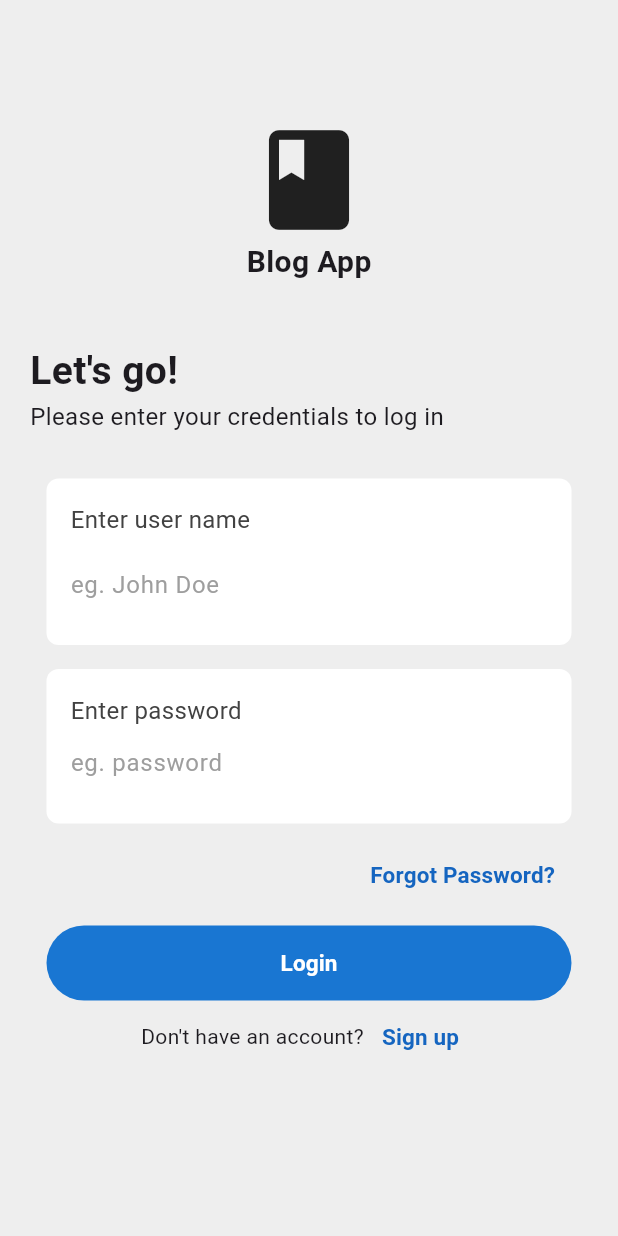
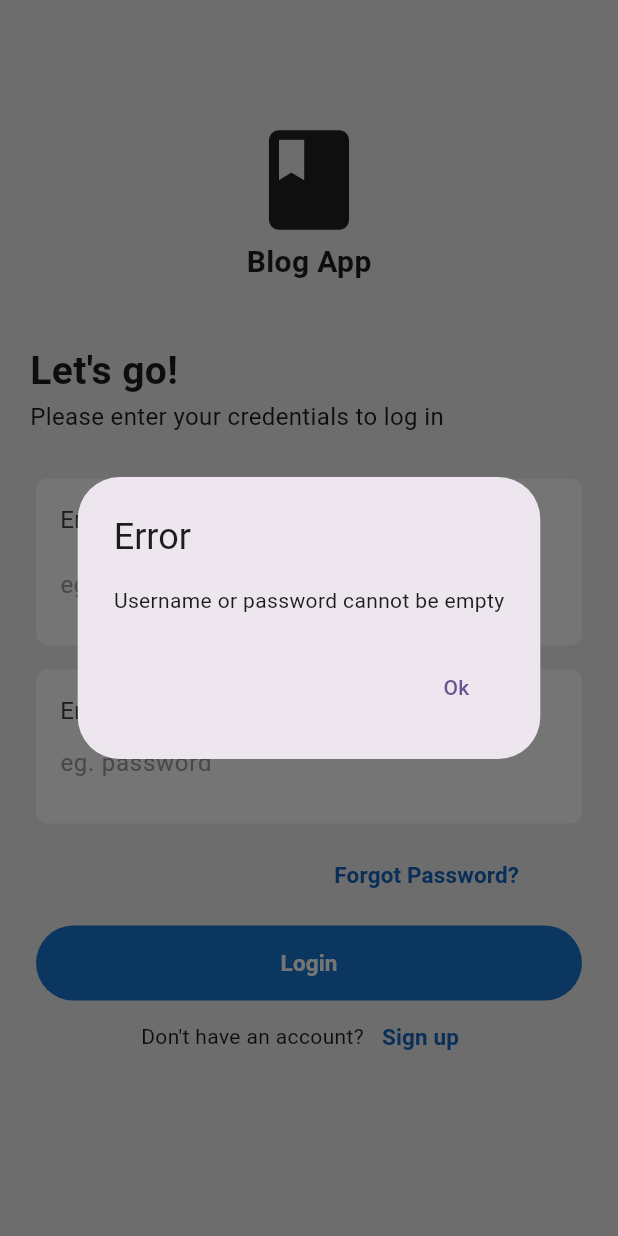
Before and after one commit to Nitika2334/Blog_Application, a Flutter app: the screen it shows after launch, after a tap on "Login", on a phone screen of 412 x 824 dp. Run offline on Flutter 3.47's test engine with Material 3 defaults, Android fonts, the phone set to English and light mode, and no system bars; our stand-ins replace dio, get, go_router.

Commit message:
Added Login and Sign up controllers and models (#4)
* Added Login and Sign Up controllers and models

```diff
--- /dev/null
+++ b/frontend/lib/controllers/loginController.dart
@@ -0,0 +1,98 @@
+import 'package:dio/dio.dart';
+import 'package:flutter/material.dart';
+import 'package:go_router/go_router.dart';
+
+import '../models/user.dart';
+
+class LoginController extends ChangeNotifier {
+  TextEditingController username = TextEditingController();
+  TextEditingController password = TextEditingController();
+
+  String _message = "";
+
+  Future<void> submit(BuildContext context) async {
+    User user = User(username: username.text.trim(), password: password.text.trim());
+
+    bool validateResult = validateUser(user);
+
+    if (validateResult) {
+      bool serverResponse = await authenticateUser(user);
+      if (serverResponse) {
+        print("Success");
+        await showMessage(context: context, title: "Success", message: 'Login Successful');
+        GoRouter.of(context).go('/home');
+      } else {
+        print("Error: Incorrect Username or password");
+        await showMessage(context: context, title: "Error", message: "Incorrect Username or password");
+      }
+    } else {
+      print("Error: $_message");
+      await showMessage(context: context, title: "Error", message: _message);
+    }
+  }
+
+  bool validateUser(User user) {
+    if (user.username?.isEmpty == true || user.password?.isEmpty == true) {
+      _message = "Username or password cannot be empty";
+      return false;
+    }
+    if (user.username.toString().isEmpty) {
+      _message = "Username cannot be empty";
+      return false;
+    }
+
+    if (user.password!.isEmpty) {
+      _message = "Password cannot be empty";
+      return false;
+    }
+
+    if (user.password!.length < 8) {
+      _message = "Password must be at least 8 characters long";
+      return false;
+    }
+
+    return true;
+  }
+
+  Future<bool> authenticateUser(User user) async {
+    Dio dio = Dio();
+    String apiUrl = 'https://dummyjson.com/auth/login';
+
+    try {
+      Map<String, dynamic> requestData = {
+        'username': user.username,
+        'password': user.password,
+      };
+
+      final response = await dio.post(apiUrl, data: requestData);
+
+      if (response.statusCode == 200) {
+        return true;
+      } else {
+        return false;
+      }
+    } catch (e) {
+      return false;
+    }
+  }
+
+  Future<void> showMessage({required BuildContext context, required String title, required String message}) async {
+    showDialog(
+      context: context,
+      builder: (context) {
+        return AlertDialog(
+          title: Text(title),
+          content: Text(message),
+          actions: [
+            TextButton(
+              child: const Text('Ok'),
+              onPressed: () {
+                Navigator.of(context).pop();
+              },
+            ),
+          ],
+        );
+      },
+    );
+  }
+}
--- /dev/null
+++ b/frontend/lib/controllers/signupController.dart
@@ -0,0 +1,100 @@
+import 'package:dio/dio.dart';
+import 'package:flutter/cupertino.dart';
+import 'package:flutter/material.dart';
+import 'package:frontend/models/newUser.dart';
+import 'package:go_router/go_router.dart';
+
+
+class SignupController extends ChangeNotifier {
+  TextEditingController username = TextEditingController();
+  TextEditingController password = TextEditingController();
+  TextEditingController email = TextEditingController();
+
+  String _message = "";
+
+  Future<void> submit(BuildContext context) async {
+    NewUser newUser = NewUser(username: username.text.trim(), password: password.text.trim(), email: email.text.trim());
+
+    bool validateResult = validateUser(newUser);
+
+    if (validateResult) {
+      bool serverResponse = await authenticateUser(newUser);
+      if (serverResponse) {
+        print("Success");
+        await showMessage(context: context, title: "Success", message: 'Account created successful');
+        GoRouter.of(context).go('/home');
+      } else {
+        print("Error: Incorrect Username or password");
+        await showMessage(context: context, title: "Error", message: "Incorrect Username or password");
+      }
+    } else {
+      print("Error: $_message");
+      await showMessage(context: context, title: "Error", message: _message);
+    }
+  }
+
+  bool validateUser(NewUser user) {
+    if (user.username?.isEmpty == true || user.password?.isEmpty == true) {
+      _message = "Username or password cannot be empty";
+      return false;
+    }
+    if (user.username.toString().isEmpty) {
+      _message = "Username cannot be empty";
+      return false;
+    }
+
+    if (user.password!.isEmpty) {
+      _message = "Password cannot be empty";
+      return false;
+    }
+
+    if (user.password!.length < 8) {
+      _message = "Password must be at least 8 characters long";
+      return false;
+    }
+
+    return true;
+  }
+
+  Future<bool> authenticateUser(NewUser user) async {
+    Dio dio = Dio();
+    String apiUrl = 'https://dummyjson.com/auth/login';
+
+    try {
+      Map<String, dynamic> requestData = {
+        'username': user.username,
+        'password': user.password,
+      };
+
+      final response = await dio.post(apiUrl, data: requestData);
+
+      if (response.statusCode == 200) {
+        return true;
+      } else {
+        return false;
+      }
+    } catch (e) {
+      return false;
+    }
+  }
+
+  Future<void> showMessage({required BuildContext context, required String title, required String message}) async {
+    showDialog(
+      context: context,
+      builder: (context) {
+        return AlertDialog(
+          title: Text(title),
+          content: Text(message),
+          actions: [
+            TextButton(
+              child: const Text('Ok'),
+              onPressed: () {
+                Navigator.of(context).pop();
+              },
+            ),
+          ],
+        );
+      },
+    );
+  }
+}
--- /dev/null
+++ b/frontend/lib/models/newUser.dart
@@ -0,0 +1,6 @@
+class NewUser{
+  String? username;
+  String? email;
+  String? password;
+  NewUser({required this.username, required this.email, required this.password});
+}
--- /dev/null
+++ b/frontend/lib/models/user.dart
@@ -0,0 +1,5 @@
+class User{
+  String? username;
+  String? password;
+  User({ required this.username, required this.password});
+}
--- a/frontend/lib/screens/login_page.dart
+++ b/frontend/lib/screens/login_page.dart
@@ -1,5 +1,7 @@
 import 'package:flutter/material.dart';
 import 'package:frontend/components/text_field.dart';
+import 'package:frontend/controllers/loginController.dart';
+import 'package:get/get.dart';
 import 'package:go_router/go_router.dart';
 
 class LoginPage extends StatefulWidget {
@@ -10,6 +12,7 @@ class LoginPage extends StatefulWidget {
 }
 
 class _LoginPageState extends State<LoginPage> {
+  LoginController controller = Get.put(LoginController());
   final usernameController = TextEditingController();
   final passwordController = TextEditingController();
 
@@ -20,6 +23,7 @@ class _LoginPageState extends State<LoginPage> {
       body: SafeArea(
         child: Center(
           child: Column(
+            mainAxisSize: MainAxisSize.max,
             children: [
               const SizedBox(height: 80),
               const Icon(Icons.book, size: 80),
@@ -48,12 +52,13 @@ class _LoginPageState extends State<LoginPage> {
                   ),
                 ),
               ),
-
-
               const SizedBox(height: 10),
-
+              Expanded(
+                child: ListView(
+                  padding: const EdgeInsets.symmetric(horizontal: 24.0),
+                  children: [
                     Container(
-                width: 350,
+                      width: double.infinity,
                       padding: const EdgeInsets.all(16),
                       decoration: BoxDecoration(
                         color: Colors.white,
@@ -66,32 +71,23 @@ class _LoginPageState extends State<LoginPage> {
                             'Enter user name',
                             style: TextStyle(fontSize: 16, color: Colors.grey.shade800),
                           ),
-
-
                           const SizedBox(height: 8),
-
                           GenTextField(
-                      controller: usernameController,
+                            controller: controller.username,
                             hintText: 'eg. John Doe',
                             obscureText: false,
                           ),
                         ],
                       ),
                     ),
-
-
-
                     const SizedBox(height: 16),
-
-
                     Container(
-                width: 350,
+                      width: double.infinity,
                       padding: const EdgeInsets.all(16),
                       decoration: BoxDecoration(
                         color: Colors.white,
                         borderRadius: BorderRadius.circular(8),
                       ),
-
                       child: Column(
                         crossAxisAlignment: CrossAxisAlignment.start,
                         mainAxisAlignment: MainAxisAlignment.start,
@@ -100,15 +96,14 @@ class _LoginPageState extends State<LoginPage> {
                             'Enter password',
                             style: TextStyle(fontSize: 16, color: Colors.grey.shade800),
                           ),
-                    GenTextField( // Use your custom text field here
-                      controller: passwordController,
+                          GenTextField(
+                            controller: controller.password,
                             hintText: 'eg. password',
                             obscureText: true,
                           ),
                         ],
                       ),
                     ),
-
                     Align(
                       alignment: Alignment.centerRight,
                       child: Padding(
@@ -125,19 +120,14 @@ class _LoginPageState extends State<LoginPage> {
                         ),
                       ),
                     ),
-
-
-
                     SizedBox(
-                width: 350,
+                      width: double.infinity,
                       height: 50,
                       child: TextButton(
-                  onPressed: (){
-                    // Login function
+                        onPressed: () async {
+                          await controller.submit(context);
                         },
-
                         style: TextButton.styleFrom(
-
                           foregroundColor: Colors.white,
                           backgroundColor: Colors.blue[700],
                           side: BorderSide.none,
@@ -145,10 +135,7 @@ class _LoginPageState extends State<LoginPage> {
                         child: const Text('Login', style: TextStyle(fontSize: 15, fontWeight: FontWeight.bold),),
                       ),
                     ),
-
-
-              SizedBox(
-                child: Row(
+                    Row(
                       crossAxisAlignment: CrossAxisAlignment.center,
                       mainAxisAlignment: MainAxisAlignment.center,
                       children: [
@@ -164,8 +151,10 @@ class _LoginPageState extends State<LoginPage> {
                           child: const Text('Sign up', style: TextStyle(fontSize: 15, fontWeight: FontWeight.bold),),
                         ),
                       ],
+                    )
+                  ],
                 ),
-              )
+              ),
             ],
           ),
         ),
--- a/frontend/pubspec.yaml
+++ b/frontend/pubspec.yaml
@@ -36,6 +36,8 @@ dependencies:
   # Use with the CupertinoIcons class for iOS style icons.
   cupertino_icons: ^1.0.6
   go_router: ^14.2.1
+  dio: ^5.5.0+1
+  get: ^4.6.6
 
 dev_dependencies:
   flutter_test:
```
Also changed, not shown: frontend/lib/main.dart (+15 -0 lines), frontend/pubspec.lock. Lines whose indentation alone changed are shown as unchanged.
